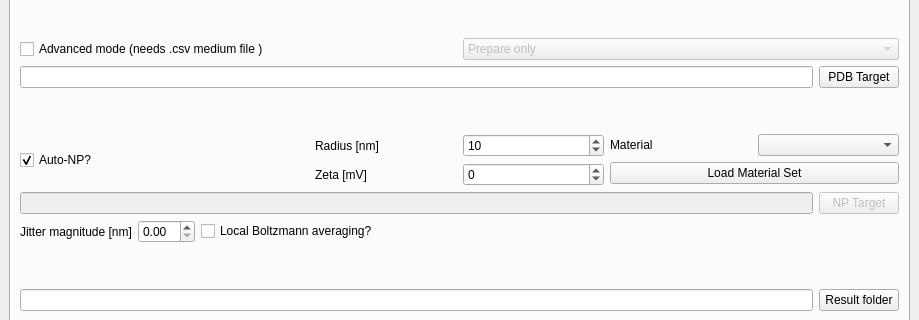
First picture: the form in UAQuickRun/src/mainwindow.ui, repository ucd-softmatterlab/NPCoronaPredict, before the edit; both pictures show x 0 to 919 and y 91 to 411 of the 919 by 875 pixel window.
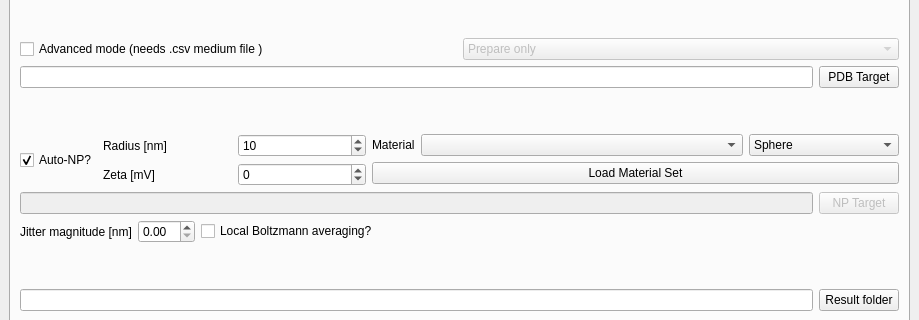
Second picture: the form after the edit. The open tabs and pages were chosen to show the change.

Commit message: [UPDATE] UAQuickRun: Cube visualisation, choice of shape

Patch:
```diff
--- a/UAQuickRun/src/mainwindow.ui
+++ b/UAQuickRun/src/mainwindow.ui
@@ -141,9 +141,15 @@
              </spacer>
             </item>
             <item>
-             <layout class="QHBoxLayout" name="horizontalLayout_4">
+             <layout class="QHBoxLayout" name="horizontalLayout_4" stretch="0,1,2">
               <item>
                <widget class="QCheckBox" name="autoNPBox">
+                <property name="maximumSize">
+                 <size>
+                  <width>500</width>
+                  <height>16777215</height>
+                 </size>
+                </property>
                 <property name="text">
                  <string>Auto-NP?</string>
                 </property>
@@ -196,9 +202,15 @@
               <item>
                <layout class="QVBoxLayout" name="verticalLayout">
                 <item>
-                 <layout class="QHBoxLayout" name="horizontalLayout_3">
+                 <layout class="QHBoxLayout" name="horizontalLayout_3" stretch="0,2,1">
                   <item>
                    <widget class="QLabel" name="label_3">
+                    <property name="maximumSize">
+                     <size>
+                      <width>80</width>
+                      <height>16777215</height>
+                     </size>
+                    </property>
                     <property name="text">
                      <string>Material</string>
                     </property>
@@ -207,6 +219,45 @@
                   <item>
                    <widget class="QComboBox" name="materialDropdown"/>
                   </item>
+                  <item>
+                   <layout class="QHBoxLayout" name="horizontalLayout_20">
+                    <item>
+                     <widget class="QComboBox" name="npTargetShapeOverride">
+                      <property name="maximumSize">
+                       <size>
+                        <width>150</width>
+                        <height>16777215</height>
+                       </size>
+                      </property>
+                      <item>
+                       <property name="text">
+                        <string>Sphere</string>
+                       </property>
+                      </item>
+                      <item>
+                       <property name="text">
+                        <string>Cylinder</string>
+                       </property>
+                      </item>
+                      <item>
+                       <property name="text">
+                        <string>Cube</string>
+                       </property>
+                      </item>
+                      <item>
+                       <property name="text">
+                        <string>SWCNT</string>
+                       </property>
+                      </item>
+                      <item>
+                       <property name="text">
+                        <string>MWCNT</string>
+                       </property>
+                      </item>
+                     </widget>
+                    </item>
+                   </layout>
+                  </item>
                  </layout>
                 </item>
                 <item>
```
Left out of the diff: 7 changed lines with no effect on the pictures. The commit also changes 2 other files.
